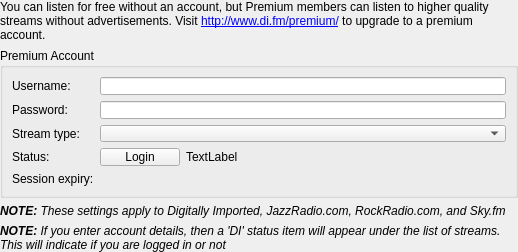
Qt form streams/digitallyimportedsettings.ui (CDrummond/cantata) before a commit.
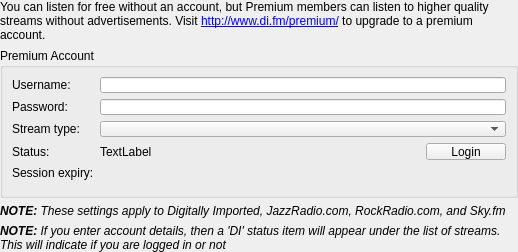
The same form after that commit. Custom widgets are drawn as their Qt base class.

Commit message: Show errors in a message widget

Diff of the .ui file:
```diff
--- a/streams/digitallyimportedsettings.ui
+++ b/streams/digitallyimportedsettings.ui
@@ -97,19 +97,6 @@
       </item>
       <item row="3" column="1">
        <layout class="QHBoxLayout" name="horizontalLayout">
-        <item>
-         <widget class="QPushButton" name="loginButton">
-          <property name="sizePolicy">
-           <sizepolicy hsizetype="Preferred" vsizetype="Fixed">
-            <horstretch>0</horstretch>
-            <verstretch>0</verstretch>
-           </sizepolicy>
-          </property>
-          <property name="text">
-           <string>Login</string>
-          </property>
-         </widget>
-        </item>
         <item>
          <widget class="QLabel" name="loginStatusLabel">
           <property name="sizePolicy">
@@ -123,6 +110,19 @@
           </property>
          </widget>
         </item>
+        <item>
+         <widget class="QPushButton" name="loginButton">
+          <property name="sizePolicy">
+           <sizepolicy hsizetype="Preferred" vsizetype="Fixed">
+            <horstretch>0</horstretch>
+            <verstretch>0</verstretch>
+           </sizepolicy>
+          </property>
+          <property name="text">
+           <string>Login</string>
+          </property>
+         </widget>
+        </item>
        </layout>
       </item>
       <item row="4" column="0">
@@ -142,6 +142,16 @@
         </property>
        </widget>
       </item>
+      <item row="5" column="0" colspan="2">
+       <widget class="MessageWidget" name="messageWidget">
+        <property name="frameShape">
+         <enum>QFrame::StyledPanel</enum>
+        </property>
+        <property name="frameShadow">
+         <enum>QFrame::Raised</enum>
+        </property>
+       </widget>
+      </item>
      </layout>
     </widget>
    </item>
@@ -197,6 +207,12 @@
    <extends>QLabel</extends>
    <header>support/buddylabel.h</header>
   </customwidget>
+  <customwidget>
+   <class>MessageWidget</class>
+   <extends>QFrame</extends>
+   <header>support/messagewidget.h</header>
+   <container>1</container>
+  </customwidget>
  </customwidgets>
  <resources/>
  <connections/>
```
The commit also changes 2 other files.
